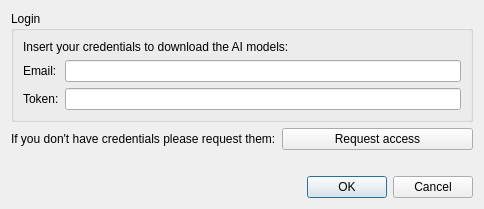
The window that wadas/ui/qt/model_request_login.ui (wadas-project/WADAS) describes before a commit, drawn with Qt 5.
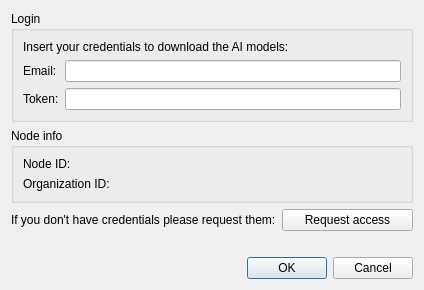
The same window after the commit.

Commit message: improved model request login form and models list dialog

Diff of the .ui file:
```diff
--- a/wadas/ui/qt/model_request_login.ui
+++ b/wadas/ui/qt/model_request_login.ui
@@ -6,32 +6,52 @@
    <rect>
     <x>0</x>
     <y>0</y>
-    <width>484</width>
-    <height>207</height>
+    <width>424</width>
+    <height>288</height>
    </rect>
   </property>
   <property name="windowTitle">
    <string>Ai models access - Login</string>
   </property>
   <layout class="QGridLayout" name="gridLayout">
-   <item row="5" column="0" colspan="2">
-    <widget class="QLabel" name="label_error">
-     <property name="text">
-      <string/>
+   <item row="1" column="0" colspan="2">
+    <widget class="QGroupBox" name="groupBox_node_info">
+     <property name="title">
+      <string>Node info</string>
      </property>
+     <layout class="QGridLayout" name="gridLayout_3">
+      <item row="0" column="0">
+       <widget class="QLabel" name="label_4">
+        <property name="text">
+         <string>Node ID:</string>
+        </property>
+       </widget>
+      </item>
+      <item row="0" column="1">
+       <widget class="QLabel" name="label_node_id">
+        <property name="text">
+         <string/>
+        </property>
+       </widget>
+      </item>
+      <item row="1" column="0">
+       <widget class="QLabel" name="label_5">
+        <property name="text">
+         <string>Organization ID:</string>
+        </property>
+       </widget>
+      </item>
+      <item row="1" column="1">
+       <widget class="QLabel" name="label_org_id">
+        <property name="text">
+         <string/>
+        </property>
+       </widget>
+      </item>
+     </layout>
     </widget>
    </item>
-   <item row="6" column="0" colspan="2">
-    <widget class="QDialogButtonBox" name="buttonBox">
-     <property name="orientation">
-      <enum>Qt::Orientation::Horizontal</enum>
-     </property>
-     <property name="standardButtons">
-      <set>QDialogButtonBox::StandardButton::Cancel|QDialogButtonBox::StandardButton::Ok</set>
-     </property>
-    </widget>
-   </item>
-   <item row="1" column="1">
+   <item row="2" column="1">
     <widget class="QPushButton" name="pushButton_request">
      <property name="text">
       <string>Request access</string>
@@ -84,13 +104,30 @@
      </layout>
     </widget>
    </item>
-   <item row="1" column="0">
+   <item row="2" column="0">
     <widget class="QLabel" name="label_request_title">
      <property name="text">
       <string>If you don't have credentials please request them:</string>
      </property>
     </widget>
    </item>
+   <item row="6" column="0" colspan="2">
+    <widget class="QLabel" name="label_error">
+     <property name="text">
+      <string/>
+     </property>
+    </widget>
+   </item>
+   <item row="7" column="0" colspan="2">
+    <widget class="QDialogButtonBox" name="buttonBox">
+     <property name="orientation">
+      <enum>Qt::Orientation::Horizontal</enum>
+     </property>
+     <property name="standardButtons">
+      <set>QDialogButtonBox::StandardButton::Cancel|QDialogButtonBox::StandardButton::Ok</set>
+     </property>
+    </widget>
+   </item>
   </layout>
  </widget>
  <tabstops>
```
The commit also changes 4 other files.
